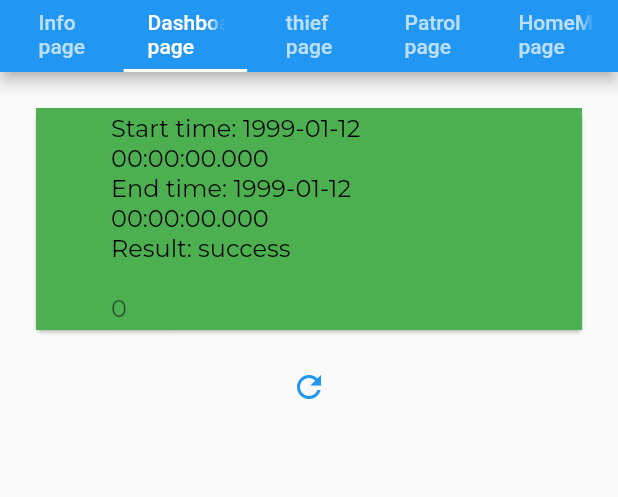
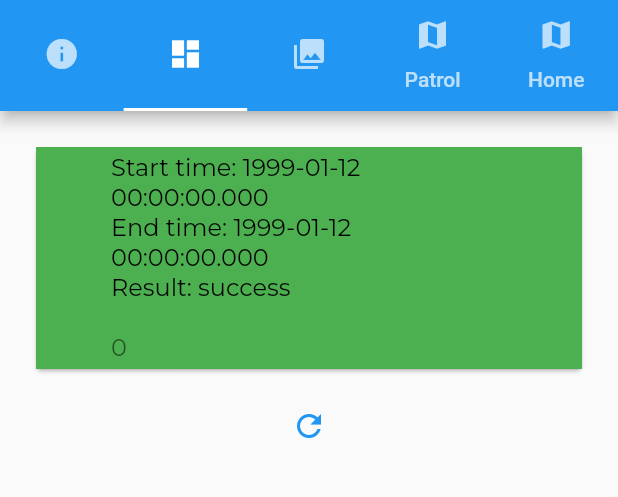
Before and after one commit to TomerMe2/SecurityDrone, a Flutter app: the CentralPage screen opened directly, tab 2 chosen, on a phone screen of 412 x 824 dp, the part 84-581 px from its top. Run offline on Flutter 3.47's test engine with Material 2 defaults, Android fonts, the phone set to English and light mode, and no system bars; our stand-ins replace bloc, equatable, flutter_bloc, google_maps_flutter; missing offline and left inert: loading_animations.

Commit message:
changed tab text to icons

```diff
--- a/security_drone_user_app/lib/presentation/pages/central_page.dart
+++ b/security_drone_user_app/lib/presentation/pages/central_page.dart
@@ -48,19 +48,21 @@ class CentralPageState extends State<CentralPage> with SingleTickerProviderState
           controller: this._controller,
           tabs: <Widget>[
             Tab(
-              text: 'Info\npage',
+              icon: Icon(Icons.info),
             ),
             Tab(
-              text: 'Dashboard\npage',
+              icon: Icon(Icons.dashboard),
             ),
             Tab(
-              text: 'thief\npage',
+              icon: Icon(Icons.photo_library)
             ),
             Tab(
-              text: 'Patrol\npage',
+              text: 'Patrol',
+              icon: Icon(Icons.map),
             ),
             Tab(
-              text: 'HomeMap\npage',
+              text: 'Home',
+              icon: Icon(Icons.map),
             )
           ],
         ),
```
